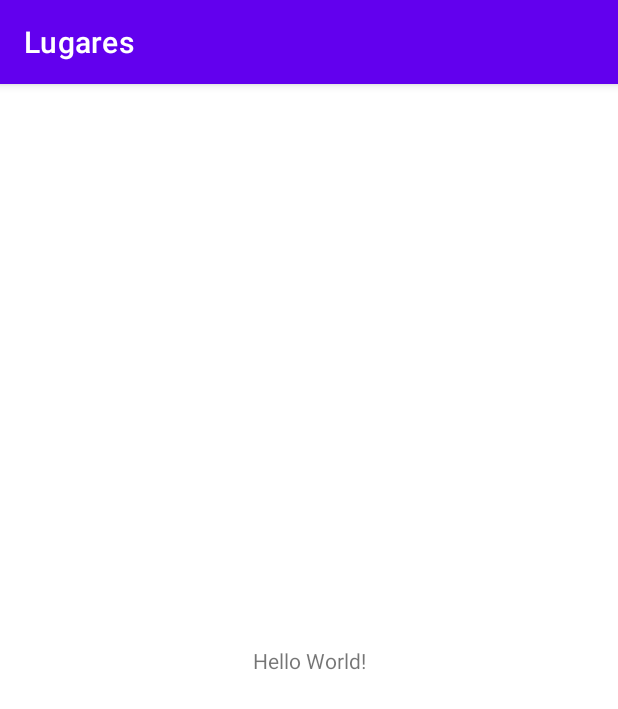
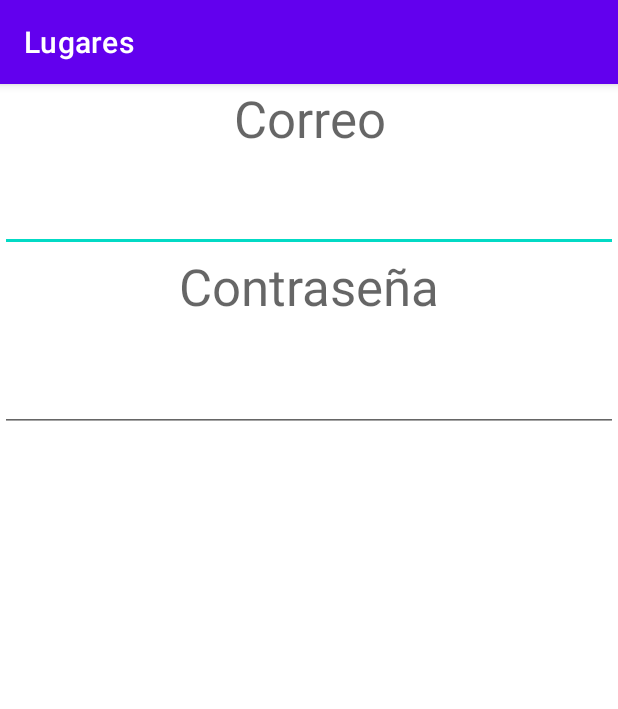
Before and after one commit to Paniagua114/Lugares, an Android app: the screen it shows after launch (MainActivity), on a phone screen of 412 x 824 dp. Shown: the top 709 px of the screen. Run offline under Robolectric (Android 15) with nearby library versions, the phone set to English and light mode, and no system bars.

Commit message:
commit inicio_interfaz

```diff
--- a/app/src/main/res/layout/activity_main.xml
+++ b/app/src/main/res/layout/activity_main.xml
@@ -1,18 +1,43 @@
 <?xml version="1.0" encoding="utf-8"?>
-<androidx.constraintlayout.widget.ConstraintLayout xmlns:android="http://schemas.android.com/apk/res/android"
+<LinearLayout xmlns:android="http://schemas.android.com/apk/res/android"
     xmlns:app="http://schemas.android.com/apk/res-auto"
     xmlns:tools="http://schemas.android.com/tools"
     android:layout_width="match_parent"
     android:layout_height="match_parent"
+    android:orientation="vertical"
     tools:context=".MainActivity">
 
     <TextView
-        android:layout_width="wrap_content"
+        android:id="@+id/textView"
+        android:layout_width="match_parent"
+        android:layout_height="46dp"
+        android:text="@string/tv_correo"
+        android:textAlignment="center"
+        android:textAppearance="@style/TextAppearance.AppCompat.Display1" />
+
+    <EditText
+        android:id="@+id/et_mail"
+        android:layout_width="match_parent"
         android:layout_height="wrap_content"
-        android:text="Hello World!"
-        app:layout_constraintBottom_toBottomOf="parent"
-        app:layout_constraintEnd_toEndOf="parent"
-        app:layout_constraintStart_toStartOf="parent"
-        app:layout_constraintTop_toTopOf="parent" />
+        android:ems="10"
+        android:inputType="textEmailAddress"
+        android:textAlignment="center"
+        android:textAppearance="@style/TextAppearance.AppCompat.Display1" />
 
-</androidx.constraintlayout.widget.ConstraintLayout>
+    <TextView
+        android:id="@+id/textView3"
+        android:layout_width="match_parent"
+        android:layout_height="54dp"
+        android:text="@string/tv_clave"
+        android:textAlignment="center"
+        android:textAppearance="@style/TextAppearance.AppCompat.Display1" />
+
+    <EditText
+        android:id="@+id/et_clave"
+        android:layout_width="match_parent"
+        android:layout_height="wrap_content"
+        android:ems="10"
+        android:inputType="textPassword"
+        android:textAlignment="center"
+        android:textAppearance="@style/TextAppearance.AppCompat.Display1" />
+</LinearLayout>
--- a/app/src/main/res/values/strings.xml
+++ b/app/src/main/res/values/strings.xml
@@ -1,3 +1,5 @@
 <resources>
     <string name="app_name">Lugares</string>
+    <string name="tv_correo">Correo</string>
+    <string name="tv_clave">Contraseña</string>
 </resources>
```
